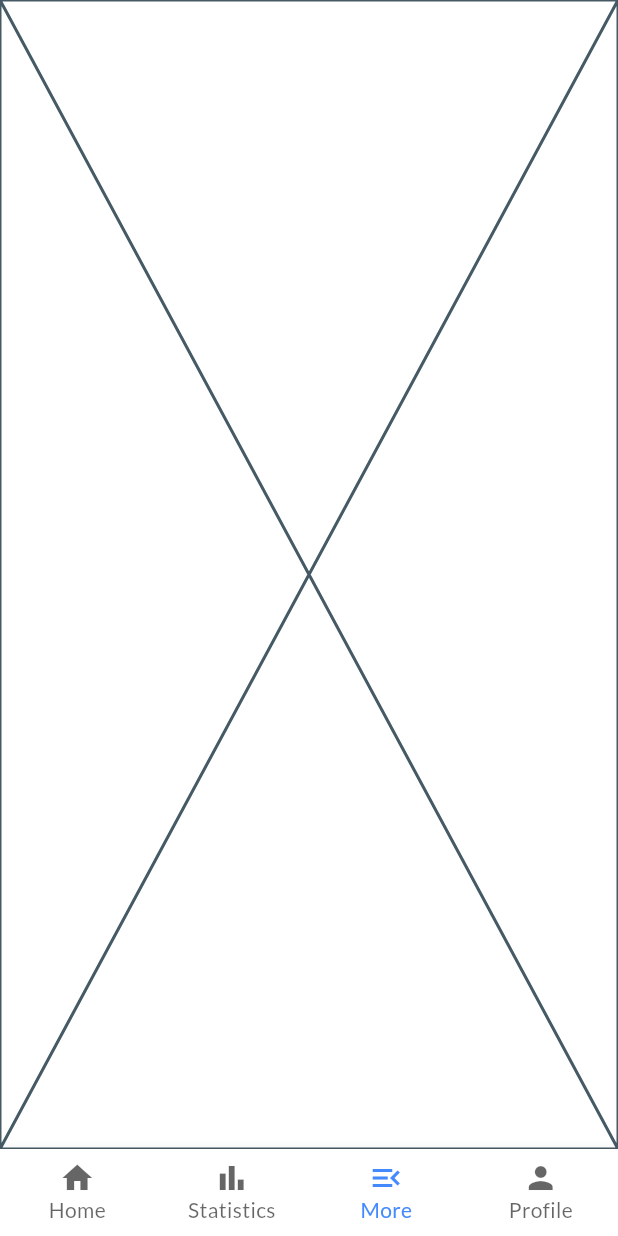
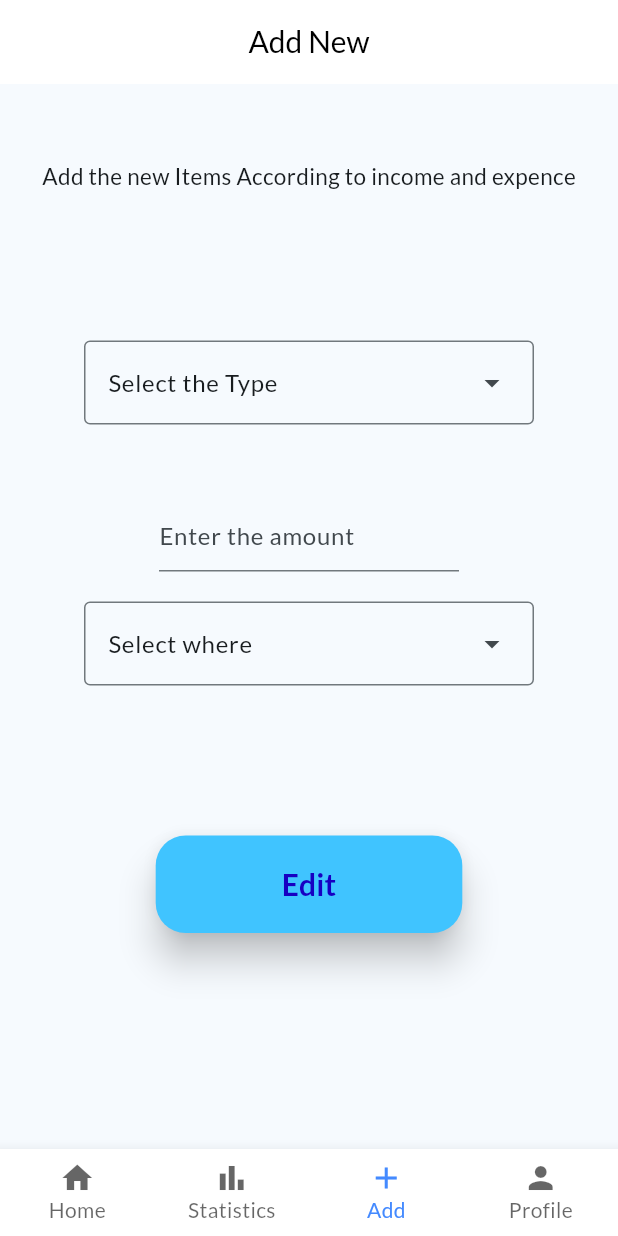
Before and after one commit to msulemanjaved82/khata5m123, a Flutter app: the screen it shows after launch, item 3 of the bottom bar chosen, on a phone screen of 412 x 824 dp. Run offline on Flutter 3.47's test engine with Material 3 defaults, Android fonts, the light colour scheme and no system bars.

Commit message:
changed by hamza

```diff
--- /dev/null
+++ b/khataapp/lib/add.dart
@@ -0,0 +1,158 @@
+// MAde By Hamza
+import 'package:flutter/material.dart';
+
+class AddItems extends StatelessWidget {
+  const AddItems({Key? key}) : super(key: key);
+  @override
+  Widget build(BuildContext context) {
+    return Scaffold(
+      appBar: AppBar(
+        backgroundColor: Colors.white,
+        elevation: 0,
+        // Leading Icon
+
+        // Tilte
+        title: const Text(
+          'Add New',
+          style: TextStyle(
+            fontSize: 20,
+            color: Colors.black,
+          ),
+        ),
+        centerTitle: true,
+        // More Icons
+      ),
+      body: Center(
+        child: Column(
+          children: [
+            const SizedBox(
+              height: 50,
+            ),
+            const Text(
+              'Add the new Items According to income and expence',
+              style: TextStyle(
+                fontSize: 15,
+              ),
+            ),
+            const SizedBox(
+              height: 100,
+            ),
+            const DropdownMenuExample(),
+            const SizedBox(
+              height: 50,
+            ),
+            const SizedBox(
+              width: 200,
+              child: TextField(
+                keyboardType: TextInputType.number,
+                decoration: InputDecoration(hintText: 'Enter the amount '),
+              ),
+            ),
+            const SizedBox(
+              height: 20,
+            ),
+            const DropdownMenuExample2(),
+            const SizedBox(
+              height: 100,
+            ),
+            ElevatedButton(
+              style: ElevatedButton.styleFrom(
+                  backgroundColor: Colors.lightBlueAccent,
+                  elevation: 10,
+                  shape: RoundedRectangleBorder(
+                    borderRadius: BorderRadius.circular(
+                      20,
+                    ),
+                  )),
+              onPressed: () {},
+              child: const Padding(
+                padding: EdgeInsets.symmetric(horizontal: 60, vertical: 18),
+                child: Text(
+                  'Edit',
+                  style: TextStyle(
+                      fontSize: 20,
+                      fontWeight: FontWeight.bold,
+                      color: Color.fromARGB(255, 23, 0, 194)),
+                ),
+              ),
+            ),
+          ],
+        ),
+      ),
+    );
+  }
+}
+
+const List<String> list = <String>['Select the Type', 'Income', 'Expense'];
+
+class DropdownMenuExample extends StatefulWidget {
+  const DropdownMenuExample({super.key});
+
+  @override
+  State<DropdownMenuExample> createState() => _DropdownMenuExampleState();
+}
+
+class _DropdownMenuExampleState extends State<DropdownMenuExample> {
+  String dropdownValue = list.first;
+
+  @override
+  Widget build(BuildContext context) {
+    return DropdownMenu<String>(
+      width: 300,
+      initialSelection: list.first,
+      onSelected: (String? value) {
+        // This is called when the user selects an item.
+        setState(() {
+          dropdownValue = value!;
+        });
+      },
+      dropdownMenuEntries: list.map<DropdownMenuEntry<String>>((String value) {
+        return DropdownMenuEntry<String>(
+          value: value,
+          label: value,
+        );
+      }).toList(),
+    );
+  }
+}
+
+const List<String> list2 = <String>[
+  'Select where',
+  'Groscary',
+  'Office',
+  'Home',
+  'Market',
+  'Stock Exchange',
+  'New Item'
+];
+
+class DropdownMenuExample2 extends StatefulWidget {
+  const DropdownMenuExample2({super.key});
+
+  @override
+  State<DropdownMenuExample2> createState() => _DropdownMenuExampleState2();
+}
+
+class _DropdownMenuExampleState2 extends State<DropdownMenuExample2> {
+  String dropdownValue = list.first;
+
+  @override
+  Widget build(BuildContext context) {
+    return DropdownMenu<String>(
+      width: 300,
+      initialSelection: list2.first,
+      onSelected: (String? value) {
+        // This is called when the user selects an item.
+        setState(() {
+          dropdownValue = value!;
+        });
+      },
+      dropdownMenuEntries: list2.map<DropdownMenuEntry<String>>((String value) {
+        return DropdownMenuEntry<String>(
+          value: value,
+          label: value,
+        );
+      }).toList(),
+    );
+  }
+}
--- a/khataapp/lib/homepage.dart
+++ b/khataapp/lib/homepage.dart
@@ -2,7 +2,7 @@
 
 import 'package:flutter/material.dart';
 import 'package:khataapp/homepagei.dart';
-import 'package:khataapp/morepage.dart';
+import 'package:khataapp/add.dart';
 import 'package:khataapp/profilepage.dart';
 import 'package:khataapp/statistics.dart';
 
@@ -18,7 +18,7 @@ class _HomePageState extends State<HomePage> {
   List<Widget> pages = const [
     HomePageItems(),
     StatisticsScreen(),
-    More(),
+    AddItems(),
     ProfileScreen()
   ];
   @override
@@ -53,8 +53,8 @@ class _HomePageState extends State<HomePage> {
               icon: Icon(Icons.bar_chart),
             ),
             BottomNavigationBarItem(
-              label: 'More',
-              icon: Icon(Icons.menu_open),
+              label: 'Add',
+              icon: Icon(Icons.add),
             ),
             BottomNavigationBarItem(
               label: 'Profile',
--- a/khataapp/lib/morepage.dart
+++ /dev/null
@@ -1,10 +0,0 @@
-import 'package:flutter/material.dart';
-
-class More extends StatelessWidget {
-  const More({super.key});
-
-  @override
-  Widget build(BuildContext context) {
-    return const Placeholder();
-  }
-}
--- a/khataapp/lib/profilepage.dart
+++ b/khataapp/lib/profilepage.dart
@@ -1,4 +1,4 @@
-// MAde By Hamza
+// MAde By Sameet
 import 'package:flutter/material.dart';
 
 class ProfileScreen extends StatelessWidget {
```
Also changed, not shown: khataapp/lib/lockscreen.dart (line endings or trailing spaces).
